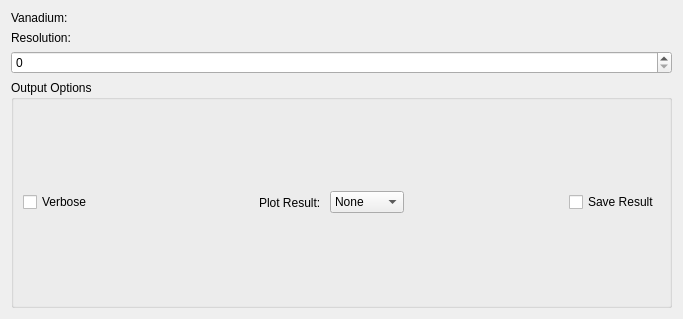
mantidproject/mantid, file Code/Mantid/MantidQt/CustomInterfaces/inc/MantidQtCustomInterfaces/ResNorm.ui: the form before one commit.
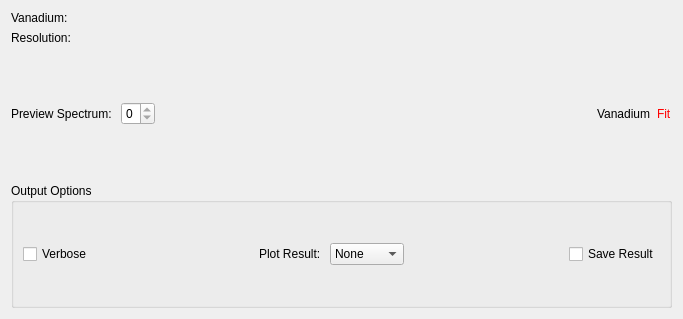
The form after the commit. Custom widgets are drawn as their Qt base class.

Commit message:
Added plot legends, UI formatting
Refs #10723

The edit to the form file:
```diff
--- a/Code/Mantid/MantidQt/CustomInterfaces/inc/MantidQtCustomInterfaces/ResNorm.ui
+++ b/Code/Mantid/MantidQt/CustomInterfaces/inc/MantidQtCustomInterfaces/ResNorm.ui
@@ -107,7 +107,48 @@
        <item>
         <layout class="QHBoxLayout" name="underPlotSpace">
          <item>
-          <widget class="QSpinBox" name="spPreviewSpectrum"/>
+          <widget class="QLabel" name="lblPreviewSpec">
+           <property name="text">
+            <string>Preview Spectrum: </string>
+           </property>
+          </widget>
+         </item>
+         <item>
+          <widget class="QSpinBox" name="spPreviewSpectrum">
+           <property name="maximum" stdset="0">
+            <number>0</number>
+           </property>
+          </widget>
+         </item>
+         <item>
+          <spacer name="legendSpacer">
+           <property name="orientation">
+            <enum>Qt::Horizontal</enum>
+           </property>
+           <property name="sizeHint" stdset="0">
+            <size>
+             <width>40</width>
+             <height>20</height>
+            </size>
+           </property>
+          </spacer>
+         </item>
+         <item>
+          <widget class="QLabel" name="lblPlotLegendData">
+           <property name="text">
+            <string>Vanadium</string>
+           </property>
+          </widget>
+         </item>
+         <item>
+          <widget class="QLabel" name="lblPplotLegendFit">
+           <property name="text">
+            <string>Fit</string>
+           </property>
+           <property name="styleSheet">
+            <string notr="true">color: rgb(255, 0, 0);</string>
+           </property>
+          </widget>
          </item>
         </layout>
        </item>
```
